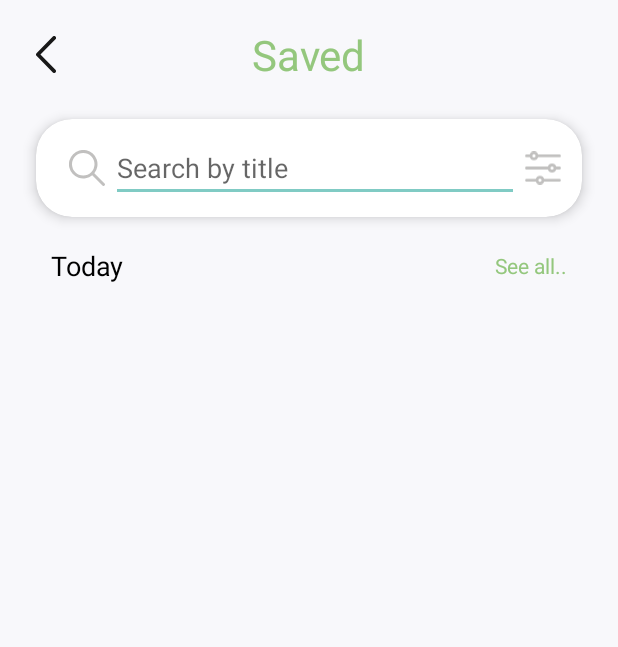
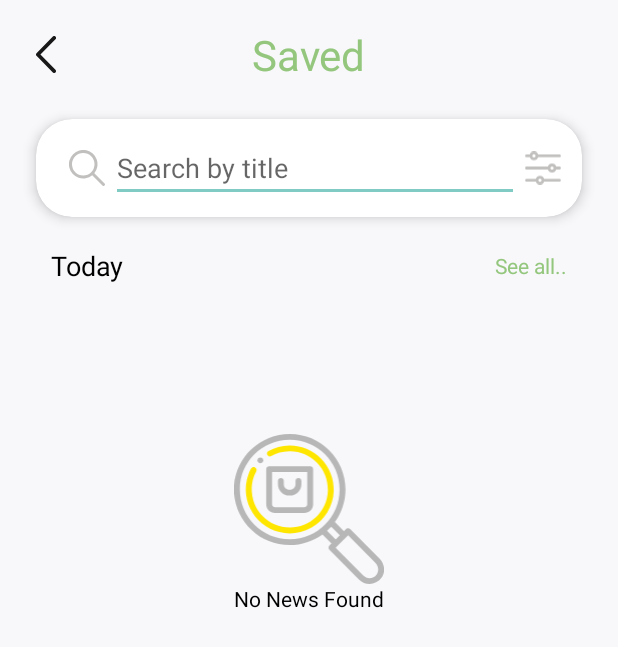
Before and after one commit to ramsaran09/NewsBreeze, an Android app: the screen it shows after launch (SavedArticleActivity), after a tap on an icon or button, on a phone screen of 412 x 824 dp. Shown: the top 647 px of the screen. Run offline under Robolectric (Android 15) with nearby library versions, the phone set to English and light mode, and no system bars; our stand-ins replace Picasso; pictures from the network do not load; 5 statements that could not run were skipped.

```diff
--- a/app/src/main/java/dev/muthuram/newsbreeze/adapter/SavedNewsArticlesAdapter.kt
+++ b/app/src/main/java/dev/muthuram/newsbreeze/adapter/SavedNewsArticlesAdapter.kt
@@ -1,11 +1,13 @@
 package dev.muthuram.newsbreeze.adapter
 
 import android.content.Context
+import android.util.Log
 import android.view.LayoutInflater
 import android.view.View
 import android.view.ViewGroup
 import androidx.appcompat.widget.AppCompatImageView
 import androidx.appcompat.widget.AppCompatTextView
+import androidx.constraintlayout.widget.ConstraintLayout
 import androidx.recyclerview.widget.RecyclerView
 import com.squareup.picasso.Picasso
 import dev.muthuram.newsbreeze.R
@@ -15,7 +17,8 @@ import dev.muthuram.newsbreeze.helper.formatTo
 import kotlinx.android.synthetic.main.model_saved_news.view.*
 
 class SavedNewsArticlesAdapter(
-    val contexts : Context,
+    private val contexts : Context,
+    val onItemClickListener: (ArticleDetails) -> Unit,
 ): RecyclerView.Adapter<SavedNewsArticlesAdapter.SavedNewsArticleViewHolder>()  {
 
     val articles : ArrayList<ArticleDetails> = arrayListOf()
@@ -28,7 +31,9 @@ class SavedNewsArticlesAdapter(
     }
 
     override fun onBindViewHolder(holder: SavedNewsArticleViewHolder, position: Int) {
+        Log.d("savedArticleInHolder",articles.toString())
         val savedArticle = articles[position]
+        Log.d("positionedSavedArticle",savedArticle.toString())
         with(holder) {
             tvSavedTitle.text = savedArticle.title
             tvSavedNewDate.text = savedArticle.publishedAt?.formatTo(DATE_FORMAT)
@@ -39,7 +44,6 @@ class SavedNewsArticlesAdapter(
                     .fit()
                     .into(ivSavedNewsImage)
             }
-
         }
     }
 
@@ -48,6 +52,7 @@ class SavedNewsArticlesAdapter(
     fun updateList(articleList : ArrayList<ArticleDetails>){
         articles.clear()
         articles.addAll(articleList)
+        Log.d("savedArticle",articles.toString())
         notifyDataSetChanged()
     }
 
@@ -57,5 +62,10 @@ class SavedNewsArticlesAdapter(
         val tvSavedNewDate : AppCompatTextView = view.uiTvSavedNewDate
         val tvSavedNewsAuthor : AppCompatTextView = view.uiTvSavedNewsAuthor
         val tvHashTag : AppCompatTextView = view.uiTvHashTag
+        private val clSavedNews : ConstraintLayout = view.uiClSavedNews
+
+        init {
+            clSavedNews.setOnClickListener { onItemClickListener.invoke(articles[adapterPosition]) }
+        }
     }
 }
--- a/app/src/main/java/dev/muthuram/newsbreeze/di/AppModule.kt
+++ b/app/src/main/java/dev/muthuram/newsbreeze/di/AppModule.kt
@@ -1,10 +1,12 @@
 package dev.muthuram.newsbreeze.di
 
+import dev.muthuram.newsbreeze.manager.PreferenceManager
 import dev.muthuram.newsbreeze.repository.NewsRepository
 import dev.muthuram.newsbreeze.service.ApiProvider
 import dev.muthuram.newsbreeze.ui.articleDetails.NewsArticleDetailsViewModel
 import dev.muthuram.newsbreeze.ui.home.HomeViewModel
 import dev.muthuram.newsbreeze.ui.savedArticle.SavedArticleViewModel
+import org.koin.android.ext.koin.androidContext
 import org.koin.androidx.viewmodel.dsl.viewModel
 import org.koin.dsl.module
 
@@ -17,11 +19,12 @@ object AppModule {
     }
 
     private val repoModules = module {
-        single { NewsRepository(get()) }
+        single { NewsRepository(get(),get()) }
     }
 
     private val commonModules = module {
         single { ApiProvider.client }
+        single { PreferenceManager(androidContext()) }
     }
 
     fun appModules() = viewModelModules + repoModules + commonModules
--- /dev/null
+++ b/app/src/main/java/dev/muthuram/newsbreeze/manager/PreferenceManager.kt
@@ -0,0 +1,41 @@
+package dev.muthuram.newsbreeze.manager
+
+import android.content.Context
+import androidx.core.content.edit
+import com.google.gson.Gson
+import com.google.gson.reflect.TypeToken
+import dev.muthuram.newsbreeze.data.model.ArticleDetails
+
+class PreferenceManager(
+    context: Context
+) {
+
+    companion object{
+        const val KEY_ARTICLES = "key.articles"
+    }
+
+    private val appPreference = context.getSharedPreferences("AppData", Context.MODE_PRIVATE)
+    private val savedNewsArticle : ArrayList<ArticleDetails> = arrayListOf()
+
+    fun saveArticles(articleDetailsList : ArticleDetails) {
+        appPreference.edit {
+            val gson = Gson()
+            savedNewsArticle.add(articleDetailsList)
+            val json = gson.toJson(savedNewsArticle)
+            putString(KEY_ARTICLES, json)
+        }
+    }
+
+    fun getSavedArticles(): ArrayList<ArticleDetails>? {
+        val gson = Gson()
+        val json = appPreference.getString(KEY_ARTICLES, null)
+        val type = object : TypeToken<ArrayList<ArticleDetails?>?>() {}.type
+        return gson.fromJson(json, type)
+    }
+
+    fun clearPreferences() {
+        appPreference.edit {
+            clear()
+        }
+    }
+}
--- a/app/src/main/java/dev/muthuram/newsbreeze/repository/NewsRepository.kt
+++ b/app/src/main/java/dev/muthuram/newsbreeze/repository/NewsRepository.kt
@@ -1,13 +1,16 @@
 package dev.muthuram.newsbreeze.repository
 
 import dev.muthuram.newsbreeze.data.mapper.ArticlesMapper
+import dev.muthuram.newsbreeze.data.model.ArticleDetails
 import dev.muthuram.newsbreeze.data.model.NewsArticleResponseModel
 import dev.muthuram.newsbreeze.handler.CustomResponse
 import dev.muthuram.newsbreeze.handler.ServiceException
+import dev.muthuram.newsbreeze.manager.PreferenceManager
 import dev.muthuram.newsbreeze.service.ServiceApi
 
 class NewsRepository(
     private val serviceApi: ServiceApi,
+    private val preferenceManager: PreferenceManager,
 ) {
 
     suspend fun getSearchedArticle(
@@ -22,6 +25,16 @@ class NewsRepository(
     }
 
     suspend fun getNewsHeadLinesArticles(): CustomResponse<NewsArticleResponseModel, ServiceException> {
-        return  ArticlesMapper.map(serviceApi.getNewsHeadlines())
+        return ArticlesMapper.map(serviceApi.getNewsHeadlines())
+    }
+
+    fun getSavedArticles(): ArrayList<ArticleDetails>? = preferenceManager.getSavedArticles()
+
+    fun saveArticlesToReadLater(articles : ArticleDetails) {
+        preferenceManager.saveArticles(articles)
+    }
+
+    fun clearSavedArticles() {
+        preferenceManager.clearPreferences()
     }
 }
--- a/app/src/main/java/dev/muthuram/newsbreeze/ui/home/HomeViewModel.kt
+++ b/app/src/main/java/dev/muthuram/newsbreeze/ui/home/HomeViewModel.kt
@@ -1,16 +1,17 @@
 package dev.muthuram.newsbreeze.ui.home
 
 import android.os.Bundle
-import android.util.Log
 import androidx.lifecycle.LiveData
 import androidx.lifecycle.MutableLiveData
 import androidx.lifecycle.ViewModel
 import androidx.lifecycle.viewModelScope
 import dev.muthuram.newsbreeze.data.model.ArticleDetails
 import dev.muthuram.newsbreeze.data.model.NavigationModel
+import dev.muthuram.newsbreeze.data.model.Trigger
 import dev.muthuram.newsbreeze.handler.CustomResponse
 import dev.muthuram.newsbreeze.helper.defaultValue
 import dev.muthuram.newsbreeze.helper.toArrayList
+import dev.muthuram.newsbreeze.helper.trigger
 import dev.muthuram.newsbreeze.repository.NewsRepository
 import dev.muthuram.newsbreeze.ui.articleDetails.NewsArticleDetailsActivity
 import dev.muthuram.newsbreeze.ui.articleDetails.NewsArticleDetailsViewModel.Companion.KEY_ARTICLE_DETAILS
@@ -24,11 +25,13 @@ class HomeViewModel(
     private val navigateLd = MutableLiveData<NavigationModel>()
     private val errorLd = MutableLiveData<String>()
     private val loaderLd = MutableLiveData<Boolean>()
+    private val articleSavedLd = MutableLiveData<Trigger>()
     private val getNewsHeadLinesLD = MutableLiveData<ArrayList<ArticleDetails>>()
 
     val navigate: LiveData<NavigationModel> = navigateLd
     val error: LiveData<String> = errorLd
     val loader: LiveData<Boolean> = loaderLd
+    val articleSaved : LiveData<Trigger> = articleSavedLd
     val getNewsHeadLines: LiveData<ArrayList<ArticleDetails>> = getNewsHeadLinesLD
 
     init {
@@ -52,7 +55,8 @@ class HomeViewModel(
     }
 
     fun saveArticle(articleDetails: ArticleDetails) {
-
+        newsRepository.saveArticlesToReadLater(articleDetails)
+        articleSavedLd.trigger()
     }
 
     fun onTextSearched(searchedText : String?) {
@@ -70,4 +74,8 @@ class HomeViewModel(
             SavedArticleActivity::class.java
         )
     }
+
+    fun onActivityDestroyed() {
+        newsRepository.clearSavedArticles()
+    }
 }
--- a/app/src/main/java/dev/muthuram/newsbreeze/ui/savedArticle/SavedArticleActivity.kt
+++ b/app/src/main/java/dev/muthuram/newsbreeze/ui/savedArticle/SavedArticleActivity.kt
@@ -7,14 +7,16 @@ import androidx.recyclerview.widget.LinearLayoutManager
 import dev.muthuram.newsbreeze.R
 import dev.muthuram.newsbreeze.adapter.SavedNewsArticlesAdapter
 import dev.muthuram.newsbreeze.data.model.ArticleDetails
+import dev.muthuram.newsbreeze.data.model.NavigationModel
 import dev.muthuram.newsbreeze.helper.observeLiveData
+import dev.muthuram.newsbreeze.helper.startActivity
 import kotlinx.android.synthetic.main.activity_saved_news.*
 import org.koin.android.ext.android.inject
 
 class SavedArticleActivity : AppCompatActivity() {
 
     private val savedArticleViewModel : SavedArticleViewModel by inject()
-    private val savedNewsAdapter = SavedNewsArticlesAdapter(this)
+    private val savedNewsAdapter = SavedNewsArticlesAdapter(this,::onItemClickListener)
     private val linearLayoutManager by lazy { LinearLayoutManager(this@SavedArticleActivity) }
 
     override fun onCreate(savedInstanceState: Bundle?) {
@@ -26,6 +28,7 @@ class SavedArticleActivity : AppCompatActivity() {
 
     private fun setUi() {
         setupAdapter()
+        savedArticleViewModel.navigate.observeLiveData(this, ::navigate)
         savedArticleViewModel.noSavedNews.observeLiveData(this, ::showEmptyUi)
         savedArticleViewModel.getSavedNews.observeLiveData(this,::updateArticleList)
     }
@@ -42,12 +45,26 @@ class SavedArticleActivity : AppCompatActivity() {
     }
 
     private fun showEmptyUi(isNoNewsSaved : Boolean) {
-        if (isNoNewsSaved) uiIvNoSavedNewsIcon.visibility = View.VISIBLE
-        else uiIvNoSavedNewsIcon.visibility = View.GONE
+        if (isNoNewsSaved) {
+            uiIvNoSavedNewsIcon.visibility = View.VISIBLE
+            uiTvCaptionNoSavedNews.visibility = View.VISIBLE
+            uiCvSavedCardContainer.visibility = View.GONE
+        } else{
+            uiIvNoSavedNewsIcon.visibility = View.GONE
+            uiTvCaptionNoSavedNews.visibility = View.GONE
+            uiCvSavedCardContainer.visibility = View.VISIBLE
+        }
     }
 
     private fun updateArticleList(articleList : ArrayList<ArticleDetails>) {
         savedNewsAdapter.updateList(articleList)
     }
 
+    private fun onItemClickListener(articleDetails: ArticleDetails) {
+        savedArticleViewModel.showMoreDetails(articleDetails)
+    }
+
+    private fun navigate(navigationModel: NavigationModel) {
+        startActivity(navigationModel)
+    }
 }
--- a/app/src/main/java/dev/muthuram/newsbreeze/ui/savedArticle/SavedArticleViewModel.kt
+++ b/app/src/main/java/dev/muthuram/newsbreeze/ui/savedArticle/SavedArticleViewModel.kt
@@ -1,22 +1,44 @@
 package dev.muthuram.newsbreeze.ui.savedArticle
 
+import android.os.Bundle
+import android.util.Log
 import androidx.lifecycle.LiveData
 import androidx.lifecycle.MutableLiveData
 import androidx.lifecycle.ViewModel
 import dev.muthuram.newsbreeze.data.model.ArticleDetails
+import dev.muthuram.newsbreeze.data.model.NavigationModel
 import dev.muthuram.newsbreeze.repository.NewsRepository
+import dev.muthuram.newsbreeze.ui.articleDetails.NewsArticleDetailsActivity
+import dev.muthuram.newsbreeze.ui.articleDetails.NewsArticleDetailsViewModel
 
 class SavedArticleViewModel(
     private val newsRepository: NewsRepository,
-    ) : ViewModel() {
+) : ViewModel() {
 
+    private val navigateLd = MutableLiveData<NavigationModel>()
     private val noSavedNewsLd = MutableLiveData<Boolean>()
     private val getSavedNewsLD = MutableLiveData<ArrayList<ArticleDetails>>()
 
+    val navigate: LiveData<NavigationModel> = navigateLd
     val noSavedNews: LiveData<Boolean> = noSavedNewsLd
     val getSavedNews: LiveData<ArrayList<ArticleDetails>> = getSavedNewsLD
 
     init {
+        val savedArticles = newsRepository.getSavedArticles()
+        Log.d("savedArticle",savedArticles.toString())
+        if (savedArticles?.size != 0 && !savedArticles.isNullOrEmpty()) {
+            Log.d("savedArticles",savedArticles.toString())
+            getSavedNewsLD.value = savedArticles!!
+        } else noSavedNewsLd.value = true
+    }
 
+    fun showMoreDetails(articleDetails: ArticleDetails) {
+        val bundle = Bundle().also {
+            it.putParcelable(NewsArticleDetailsViewModel.KEY_ARTICLE_DETAILS, articleDetails)
+        }
+        navigateLd.value = NavigationModel(
+            NewsArticleDetailsActivity::class.java,
+            extras = bundle
+        )
     }
 }
--- a/app/src/main/res/layout/activity_saved_news.xml
+++ b/app/src/main/res/layout/activity_saved_news.xml
@@ -107,28 +107,6 @@
         app:layout_constraintEnd_toEndOf="@id/uiCvSearchContainer"
         app:layout_constraintTop_toTopOf="@id/uiTvCaptionToday" />
 
-    <androidx.cardview.widget.CardView
-        android:layout_width="match_parent"
-        android:layout_height="0dp"
-        android:id="@+id/uiCvSavedCardContainer"
-        android:layout_marginTop="10dp"
-        android:layout_marginStart="24dp"
-        android:layout_marginEnd="24dp"
-        app:cardCornerRadius="24dp"
-        app:cardElevation="5dp"
-        android:padding="10dp"
-        app:layout_constraintStart_toStartOf="parent"
-        app:layout_constraintEnd_toEndOf="parent"
-        app:layout_constraintTop_toBottomOf="@id/uiTvCaptionToday">
-
-        <androidx.recyclerview.widget.RecyclerView
-            android:layout_width="match_parent"
-            android:layout_height="0dp"
-            android:id="@+id/uiRvSavedNews"
-            tools:listitem="@layout/model_saved_news"/>
-
-    </androidx.cardview.widget.CardView>
-
     <androidx.appcompat.widget.AppCompatImageView
         android:id="@+id/uiIvNoSavedNewsIcon"
         android:layout_width="100dp"
@@ -137,7 +115,42 @@
         android:visibility="gone"
         app:layout_constraintEnd_toEndOf="parent"
         app:layout_constraintStart_toStartOf="parent"
-        app:layout_constraintTop_toBottomOf="@id/uiCvSavedCardContainer"
+        app:layout_constraintTop_toBottomOf="@id/uiTvCaptionToday"
         app:srcCompat="@drawable/ic_no_service" />
 
+    <androidx.appcompat.widget.AppCompatTextView
+        android:layout_width="wrap_content"
+        android:layout_height="wrap_content"
+        android:id="@+id/uiTvCaptionNoSavedNews"
+        android:text="@string/str_no_news_found"
+        android:textColor="@color/black"
+        android:visibility="gone"
+        app:layout_constraintTop_toBottomOf="@id/uiIvNoSavedNewsIcon"
+        app:layout_constraintStart_toStartOf="parent"
+        app:layout_constraintEnd_toEndOf="parent"/>
+
+    <androidx.cardview.widget.CardView
+        android:layout_width="match_parent"
+        android:layout_height="0dp"
+        android:id="@+id/uiCvSavedCardContainer"
+        android:layout_marginTop="10dp"
+        android:layout_marginBottom="5dp"
+        android:layout_marginStart="24dp"
+        android:layout_marginEnd="24dp"
+        app:cardCornerRadius="24dp"
+        app:cardElevation="5dp"
+        android:padding="10dp"
+        app:layout_constraintStart_toStartOf="parent"
+        app:layout_constraintEnd_toEndOf="parent"
+        app:layout_constraintBottom_toBottomOf="parent"
+        app:layout_constraintTop_toBottomOf="@id/uiTvCaptionToday">
+
+        <androidx.recyclerview.widget.RecyclerView
+            android:layout_width="match_parent"
+            android:layout_height="match_parent"
+            android:id="@+id/uiRvSavedNews"
+            tools:listitem="@layout/model_saved_news"/>
+
+    </androidx.cardview.widget.CardView>
+
 </androidx.constraintlayout.widget.ConstraintLayout>
--- a/app/src/main/res/values/strings.xml
+++ b/app/src/main/res/values/strings.xml
@@ -6,4 +6,6 @@
     <string name="str_saved">Saved</string>
     <string name="str_today">Today</string>
     <string name="str_see_all">See all..</string>
+    <string name="str_no_news_found">No News Found</string>
+    <string name="str_saved_successfully">Saved Successfully</string>
 </resources>
```
Also changed, not shown: app/src/main/java/dev/muthuram/newsbreeze/ui/articleDetails/NewsArticleDetailsActivity.kt (+7 -0 lines), app/src/main/java/dev/muthuram/newsbreeze/ui/articleDetails/NewsArticleDetailsViewModel.kt (+9 -0 lines), app/src/main/java/dev/muthuram/newsbreeze/ui/home/HomeActivity.kt (+11 -0 lines), app/src/main/res/layout/model_saved_news.xml (+19 -3 lines).
